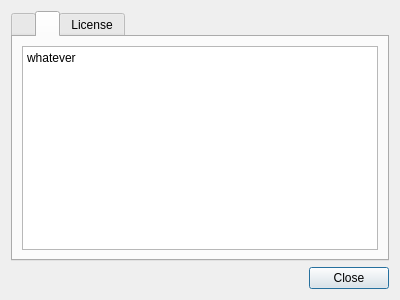
Above: src/ui/dialogs/about.ui from jopamo/texxy2 before the change. Below: the same form after it.
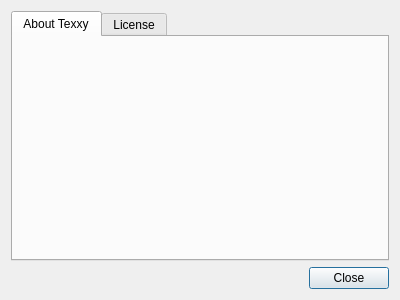
That is the form after the change. The open tabs and pages were chosen to show the change.

Commit message: remove unused page in about window

```diff
--- a/src/ui/dialogs/about.ui
+++ b/src/ui/dialogs/about.ui
@@ -21,7 +21,7 @@
      </property>
      <widget class="QWidget" name="tab">
       <attribute name="title">
-       <string/>
+       <string>About Texxy</string>
       </attribute>
       <layout class="QGridLayout" name="gridLayout_2">
        <item row="0" column="0">
@@ -82,26 +82,6 @@
        </item>
       </layout>
      </widget>
-     <widget class="QWidget" name="tab_2">
-      <attribute name="title">
-       <string/>
-      </attribute>
-      <layout class="QGridLayout" name="gridLayout_3">
-       <item row="0" column="0">
-        <widget class="QTextBrowser" name="textBrowser">
-         <property name="focusPolicy">
-          <enum>Qt::NoFocus</enum>
-         </property>
-         <property name="html">
-          <string notr="true">whatever</string>
-         </property>
-         <property name="openExternalLinks">
-          <bool>true</bool>
-         </property>
-        </widget>
-       </item>
-      </layout>
-     </widget>
      <widget class="QWidget" name="tab_3">
       <attribute name="title">
        <string>License</string>
```
The commit also changes 12 other files.
